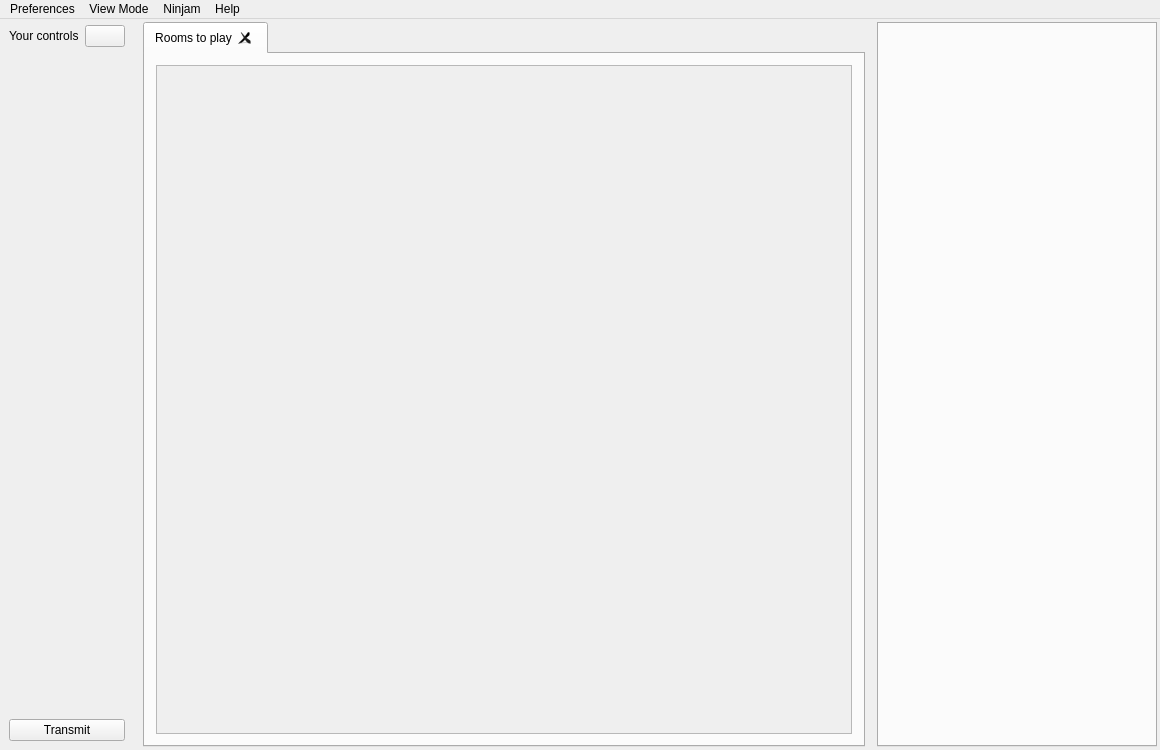
Above: src/gui/MainWindow.ui from elieserdejesus/JamTaba before the change. Below: the same form after it.
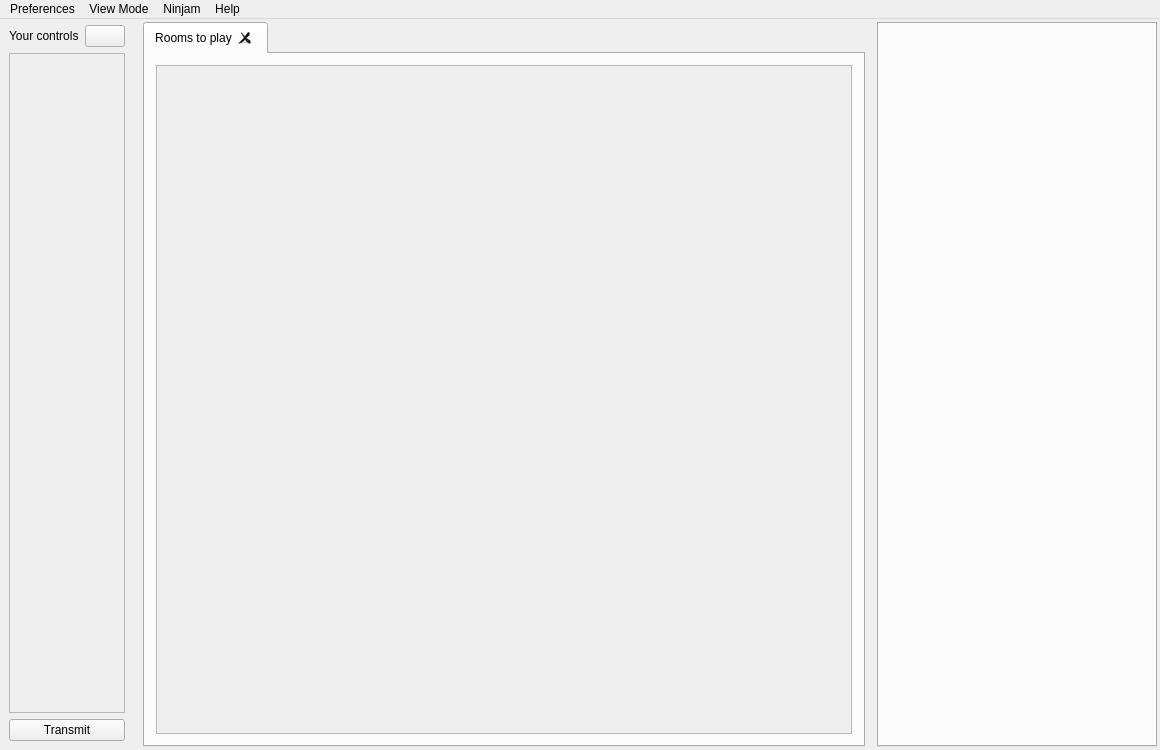
That is the form after the change. Icons and pictures are not drawn.

Commit message: working in local inputs scroll

The edit to the form file:
```diff
--- a/src/gui/MainWindow.ui
+++ b/src/gui/MainWindow.ui
@@ -61,7 +61,7 @@
        <item>
         <widget class="QWidget" name="topWidget" native="true">
          <property name="sizePolicy">
-          <sizepolicy hsizetype="Preferred" vsizetype="Maximum">
+          <sizepolicy hsizetype="MinimumExpanding" vsizetype="Maximum">
            <horstretch>0</horstretch>
            <verstretch>0</verstretch>
           </sizepolicy>
@@ -109,11 +109,41 @@
         </widget>
        </item>
        <item>
-        <widget class="QWidget" name="localTracksWidget" native="true">
+        <widget class="QScrollArea" name="scrollArea">
          <property name="sizePolicy">
-          <sizepolicy hsizetype="MinimumExpanding" vsizetype="Preferred">
+          <sizepolicy hsizetype="MinimumExpanding" vsizetype="Expanding">
            <horstretch>0</horstretch>
            <verstretch>0</verstretch>
+          </sizepolicy>
+         </property>
+         <property name="maximumSize">
+          <size>
+           <width>400</width>
+           <height>16777215</height>
+          </size>
+         </property>
+         <property name="verticalScrollBarPolicy">
+          <enum>Qt::ScrollBarAlwaysOff</enum>
+         </property>
+         <property name="horizontalScrollBarPolicy">
+          <enum>Qt::ScrollBarAsNeeded</enum>
+         </property>
+         <property name="widgetResizable">
+          <bool>true</bool>
+         </property>
+         <widget class="QWidget" name="localTrackWidet">
+          <property name="geometry">
+           <rect>
+            <x>0</x>
+            <y>0</y>
+            <width>99</width>
+            <height>654</height>
+           </rect>
+          </property>
+          <property name="sizePolicy">
+           <sizepolicy hsizetype="Preferred" vsizetype="Preferred">
+            <horstretch>0</horstretch>
+            <verstretch>1</verstretch>
           </sizepolicy>
          </property>
          <layout class="QHBoxLayout" name="localTracksLayout">
@@ -121,7 +151,7 @@
            <number>3</number>
           </property>
           <property name="sizeConstraint">
-           <enum>QLayout::SetDefaultConstraint</enum>
+            <enum>QLayout::SetMinAndMaxSize</enum>
           </property>
           <property name="leftMargin">
            <number>0</number>
@@ -136,6 +166,7 @@
            <number>0</number>
           </property>
          </layout>
+         </widget>
         </widget>
        </item>
        <item>
```
Lines whose indentation alone changed are shown as unchanged.
